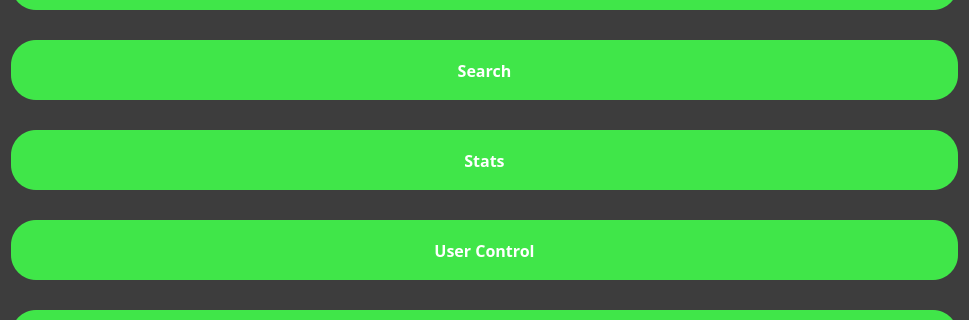
Qt form JimRootShopProj/mainmenu.ui (masterkusok/JimRootShop) before a commit; both pictures show x 0 to 969 and y 155 to 475 of the 969 by 562 pixel window.
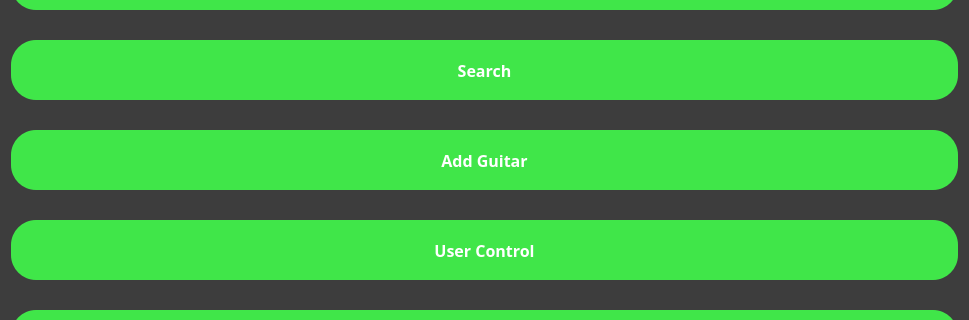
The same form after that commit.

Diff of the .ui file:
```diff
--- a/JimRootShopProj/mainmenu.ui
+++ b/JimRootShopProj/mainmenu.ui
@@ -206,7 +206,7 @@
 }</string>
      </property>
      <property name="text">
-      <string>Stats</string>
+      <string>Add Guitar</string>
      </property>
     </widget>
    </item>
```
Left out of the diff: 2 changed lines with no effect on the pictures.
